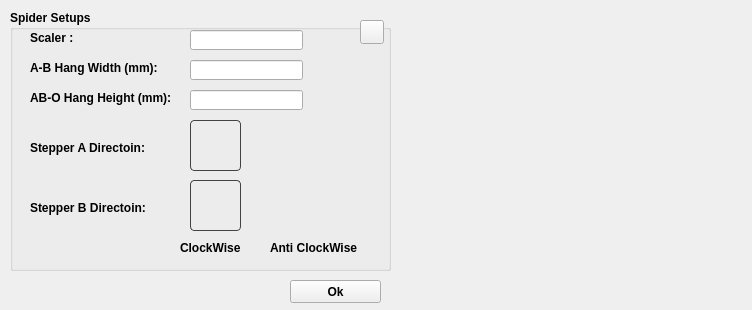
Qt form mDrawGui/SpiderSetup.ui (Makeblock-official/mDrawBot) before a commit.
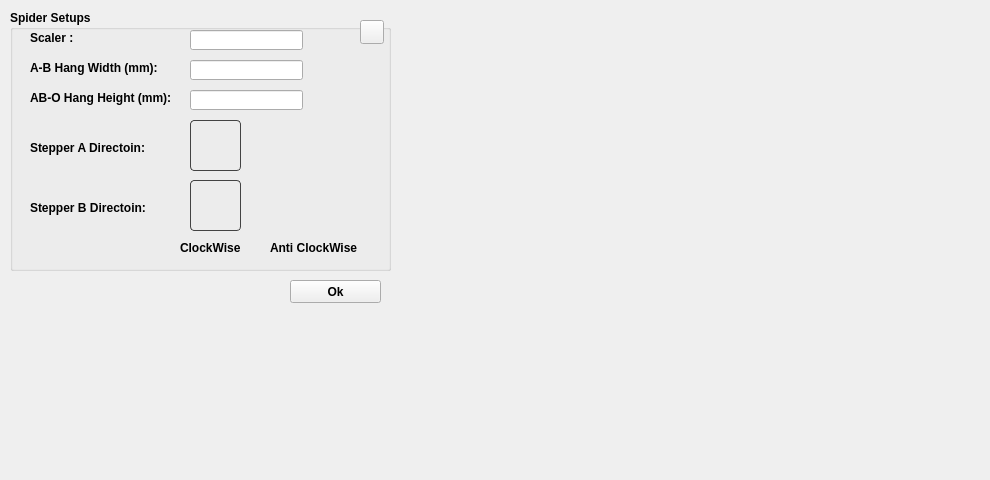
The same form after that commit. Icons and pictures are not drawn.

The edit to the form file:
```diff
--- a/mDrawGui/SpiderSetup.ui
+++ b/mDrawGui/SpiderSetup.ui
@@ -6,8 +6,8 @@
    <rect>
     <x>0</x>
     <y>0</y>
-    <width>752</width>
-    <height>310</height>
+    <width>990</width>
+    <height>480</height>
    </rect>
   </property>
   <property name="sizePolicy">
@@ -18,14 +18,14 @@
   </property>
   <property name="minimumSize">
    <size>
-    <width>752</width>
-    <height>310</height>
+    <width>990</width>
+    <height>480</height>
    </size>
   </property>
   <property name="maximumSize">
    <size>
-    <width>752</width>
-    <height>310</height>
+    <width>990</width>
+    <height>480</height>
    </size>
   </property>
   <property name="font">
@@ -275,10 +275,10 @@
   <widget class="QLabel" name="label_8">
    <property name="geometry">
     <rect>
-     <x>410</x>
-     <y>20</y>
-     <width>321</width>
-     <height>251</height>
+     <x>400</x>
+     <y>10</y>
+     <width>581</width>
+     <height>471</height>
     </rect>
    </property>
    <property name="text">
```
